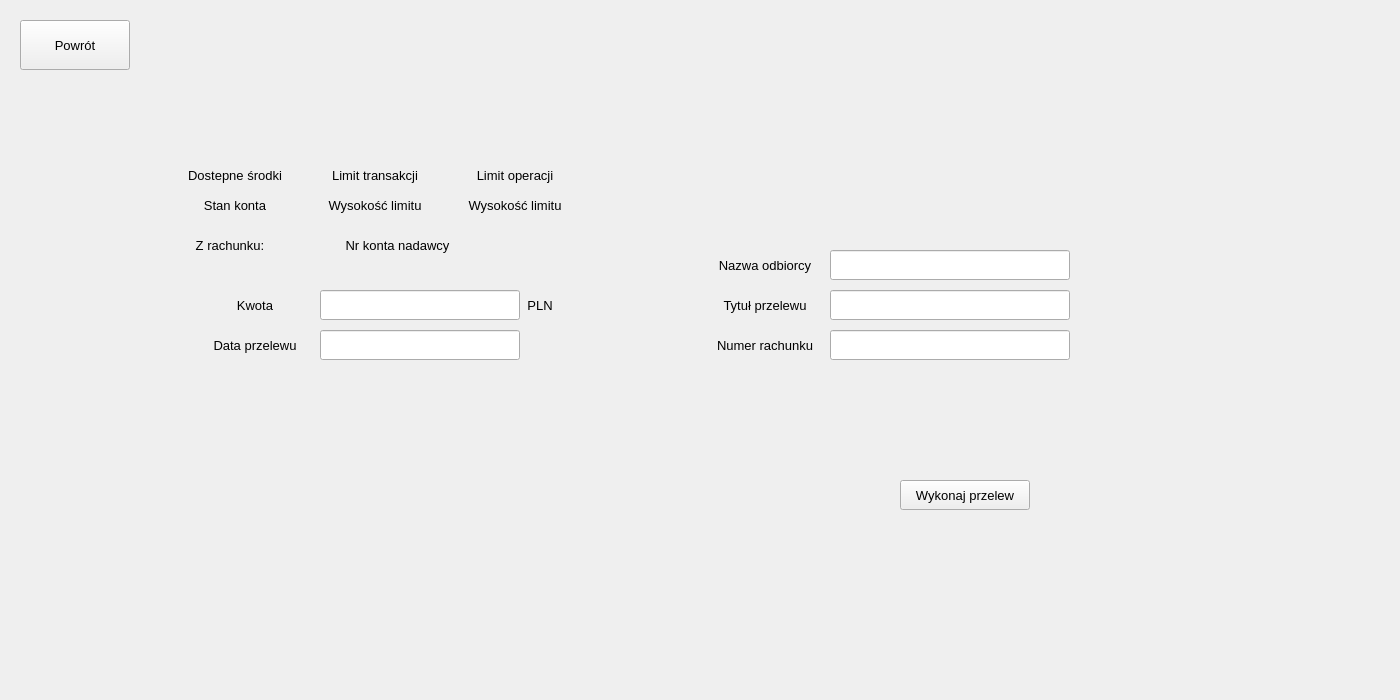
Qt form widget.ui (damman96/OnlineBankingSimulator) before a commit.
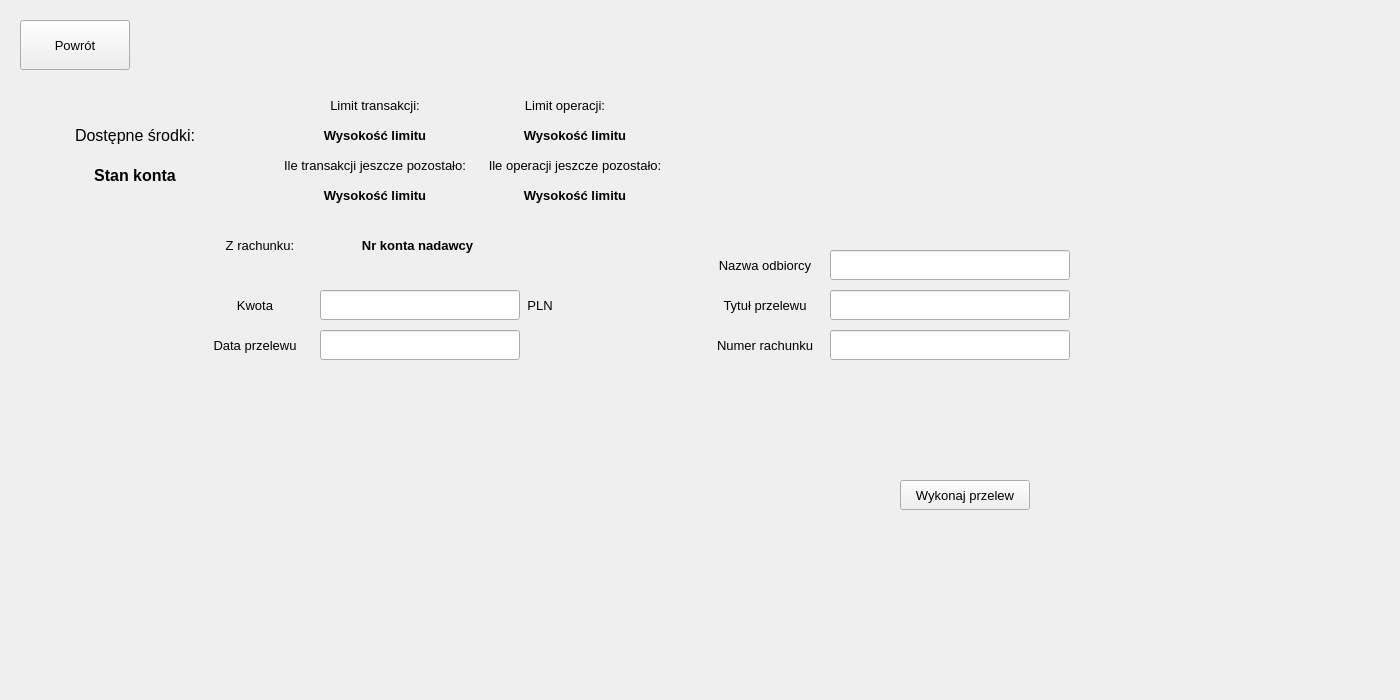
The same form after that commit. The open tabs and pages were chosen to show the change.

What changed in the file:
```diff
--- a/widget.ui
+++ b/widget.ui
@@ -866,8 +866,8 @@
     <widget class="QLabel" name="availableFundsLabel">
      <property name="geometry">
       <rect>
-       <x>170</x>
-       <y>160</y>
+       <x>70</x>
+       <y>120</y>
        <width>130</width>
        <height>30</height>
       </rect>
@@ -875,10 +875,11 @@
      <property name="font">
       <font>
        <family>Arial</family>
+       <pointsize>12</pointsize>
       </font>
      </property>
      <property name="text">
-      <string>Dostepne środki</string>
+      <string>Dostępne środki:</string>
      </property>
      <property name="alignment">
       <set>Qt::AlignCenter</set>
@@ -888,7 +889,7 @@
      <property name="geometry">
       <rect>
        <x>310</x>
-       <y>160</y>
+       <y>90</y>
        <width>130</width>
        <height>30</height>
       </rect>
@@ -899,7 +900,7 @@
       </font>
      </property>
      <property name="text">
-      <string>Limit transakcji</string>
+      <string>Limit transakcji:</string>
      </property>
      <property name="alignment">
       <set>Qt::AlignCenter</set>
@@ -908,8 +909,8 @@
     <widget class="QLabel" name="balanceLabel_2">
      <property name="geometry">
       <rect>
-       <x>170</x>
-       <y>190</y>
+       <x>70</x>
+       <y>160</y>
        <width>130</width>
        <height>30</height>
       </rect>
@@ -917,6 +918,9 @@
      <property name="font">
       <font>
        <family>Arial</family>
+       <pointsize>12</pointsize>
+       <weight>75</weight>
+       <bold>true</bold>
       </font>
      </property>
      <property name="text">
@@ -930,7 +934,7 @@
      <property name="geometry">
       <rect>
        <x>310</x>
-       <y>190</y>
+       <y>120</y>
        <width>130</width>
        <height>30</height>
       </rect>
@@ -938,6 +942,8 @@
      <property name="font">
       <font>
        <family>Arial</family>
+       <weight>75</weight>
+       <bold>true</bold>
       </font>
      </property>
      <property name="text">
@@ -963,8 +969,8 @@
     <widget class="QLabel" name="limitLabel_2">
      <property name="geometry">
       <rect>
-       <x>450</x>
-       <y>160</y>
+       <x>500</x>
+       <y>90</y>
        <width>130</width>
        <height>30</height>
       </rect>
@@ -975,7 +981,7 @@
       </font>
      </property>
      <property name="text">
-      <string>Limit operacji</string>
+      <string>Limit operacji:</string>
      </property>
      <property name="alignment">
       <set>Qt::AlignCenter</set>
@@ -984,8 +990,8 @@
     <widget class="QLabel" name="limitHeightLabel_2">
      <property name="geometry">
       <rect>
-       <x>450</x>
-       <y>190</y>
+       <x>510</x>
+       <y>120</y>
        <width>130</width>
        <height>30</height>
       </rect>
@@ -993,6 +999,8 @@
      <property name="font">
       <font>
        <family>Arial</family>
+       <weight>75</weight>
+       <bold>true</bold>
       </font>
      </property>
      <property name="text">
@@ -1018,7 +1026,7 @@
     <widget class="QLabel" name="accountDescLabel">
      <property name="geometry">
       <rect>
-       <x>190</x>
+       <x>220</x>
        <y>230</y>
        <width>80</width>
        <height>30</height>
@@ -1039,7 +1047,7 @@
     <widget class="QLabel" name="accountSenderLabel">
      <property name="geometry">
       <rect>
-       <x>280</x>
+       <x>300</x>
        <y>230</y>
        <width>235</width>
        <height>30</height>
@@ -1048,6 +1056,8 @@
      <property name="font">
       <font>
        <family>Arial</family>
+       <weight>75</weight>
+       <bold>true</bold>
       </font>
      </property>
      <property name="text">
@@ -1073,6 +1083,94 @@
       <set>Qt::AlignCenter</set>
      </property>
     </widget>
+    <widget class="QLabel" name="limitLabel_3">
+     <property name="geometry">
+      <rect>
+       <x>470</x>
+       <y>150</y>
+       <width>210</width>
+       <height>30</height>
+      </rect>
+     </property>
+     <property name="font">
+      <font>
+       <family>Arial</family>
+      </font>
+     </property>
+     <property name="text">
+      <string>Ile operacji jeszcze pozostało:</string>
+     </property>
+     <property name="alignment">
+      <set>Qt::AlignCenter</set>
+     </property>
+    </widget>
+    <widget class="QLabel" name="limitHeightOperLabel">
+     <property name="geometry">
+      <rect>
+       <x>510</x>
+       <y>180</y>
+       <width>130</width>
+       <height>30</height>
+      </rect>
+     </property>
+     <property name="font">
+      <font>
+       <family>Arial</family>
+       <weight>75</weight>
+       <bold>true</bold>
+      </font>
+     </property>
+     <property name="text">
+      <string>Wysokość limitu</string>
+     </property>
+     <property name="alignment">
+      <set>Qt::AlignCenter</set>
+     </property>
+    </widget>
+    <widget class="QLabel" name="limitLabel_4">
+     <property name="geometry">
+      <rect>
+       <x>270</x>
+       <y>150</y>
+       <width>210</width>
+       <height>30</height>
+      </rect>
+     </property>
+     <property name="font">
+      <font>
+       <family>Arial</family>
+      </font>
+     </property>
+     <property name="text">
+      <string>Ile transakcji jeszcze pozostało:</string>
+     </property>
+     <property name="alignment">
+      <set>Qt::AlignCenter</set>
+     </property>
+    </widget>
+    <widget class="QLabel" name="limitHeightTranLabel">
+     <property name="geometry">
+      <rect>
+       <x>310</x>
+       <y>180</y>
+       <width>130</width>
+       <height>30</height>
+      </rect>
+     </property>
+     <property name="font">
+      <font>
+       <family>Arial</family>
+       <weight>75</weight>
+       <bold>true</bold>
+      </font>
+     </property>
+     <property name="text">
+      <string>Wysokość limitu</string>
+     </property>
+     <property name="alignment">
+      <set>Qt::AlignCenter</set>
+     </property>
+    </widget>
     <zorder>recipientNameLabel</zorder>
     <zorder>accountLabel</zorder>
     <zorder>titleLabel</zorder>
```
Left out of the diff: 4 changed lines with no effect on the pictures.
